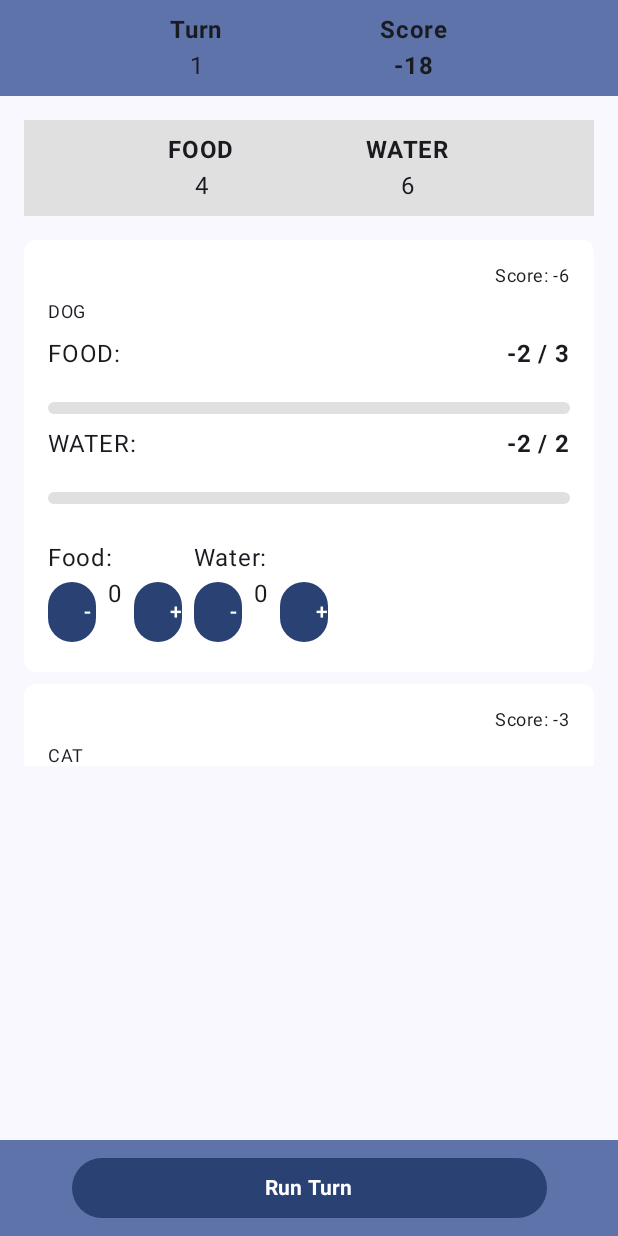
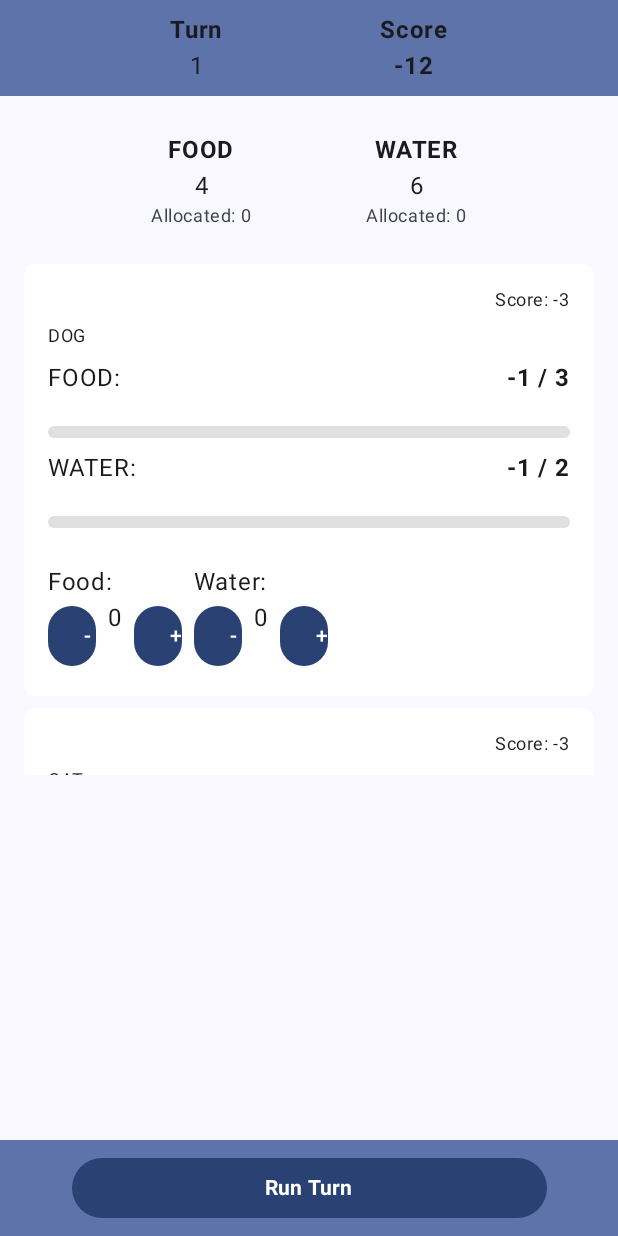
Before and after one commit to fergonzr/entrega04-mobapps, an Android app built with Jetpack Compose: the screen it shows after launch (MainActivity), after a tap on "Run Turn", on a phone screen of 412 x 824 dp. Run offline under Robolectric (Android 15) with nearby library versions, the light colour scheme and no system bars; 1 statement that could not run was skipped.

Commit message:
Disallow allocating more resources than there are on stock

```diff
--- a/app/src/main/java/com/example/angelorphanage/domain/GameState.kt
+++ b/app/src/main/java/com/example/angelorphanage/domain/GameState.kt
@@ -28,6 +28,14 @@ data class GameState(
     fun run(allocation: List<Map<ResourceType, Int>>): GameState {
         if (allocation.size > this.scorers.size)
             throw IllegalArgumentException("Can't allocate to more than ${this.scorers.size} scorers")
+
+        // Calculate how many resources we are left with
+        val newResources = this.currentResources - allocation
+            .reduce { acc, it -> acc + it }
+
+        // Verify we don't go into the negatives in any of them
+        if (newResources.any { it.value < 0 })
+            throw IllegalArgumentException("Can't allocate more resources than there are on stock.")
 
         // Process each scorer to create new instances with updated state
         val newScorers = this.scorers.mapIndexed { index, scorer ->
@@ -65,7 +73,7 @@ data class GameState(
             score = newScore,
             elapsedTurns = this.elapsedTurns + 1,
             scorers = finalScorers.try_adquire_new(this.get_parameters()),
-            currentResources = this.currentResources
+            currentResources = newResources
                 .map { it.key to (it.value + it.key.generate(this.get_parameters())) }
                 .associate { it }
         )
@@ -103,4 +111,14 @@ data class GameState(
             return this + newScorer
         return this
     }
+
+    private operator fun Map<ResourceType, Int>.plus(other: Map<ResourceType, Int>): Map<ResourceType, Int> =
+        this.keys
+            .map { Pair(it, this[it]!! + other.getOrDefault(it, 0)) }
+            .associate { it }
+
+    private operator fun Map<ResourceType, Int>.minus(other: Map<ResourceType, Int>): Map<ResourceType, Int> =
+        this.keys
+            .map { Pair(it, this[it]!! - other.getOrDefault(it, 0)) }
+            .associate { it }
 }
--- a/app/src/main/java/com/example/angelorphanage/domain/ScorerInstance.kt
+++ b/app/src/main/java/com/example/angelorphanage/domain/ScorerInstance.kt
@@ -28,7 +28,7 @@ data class ScorerInstance(
     fun tickdown(parameters: GameParameters): ScorerInstance {
         val newMeters = this.type
             .tickdown_meters(parameters, this.meters)
-            .map { it.key to min(
+            .map { it.key to max(
                     (this.meters.getOrDefault(it.key, 0) - it.value),
                     this.type.meterLimits[it.key]!!.first
                 )
@@ -65,7 +65,7 @@ data class ScorerInstance(
     fun allocate(resources: Map<ResourceType, Int>): ScorerInstance {
         val newMeters = ResourceType.entries.associateWith { resType ->
             // The amount of resources to be allocated is hard-capped by the type's upper meter limit
-            max(
+            min(
                 this.meters[resType]!! + resources.getOrDefault(resType, 0),
                 this.type.meterLimits[resType]!!.second
             )
--- a/app/src/main/java/com/example/angelorphanage/ui/GameScreen.kt
+++ b/app/src/main/java/com/example/angelorphanage/ui/GameScreen.kt
@@ -41,6 +41,13 @@ fun GameScreen() {
     var gameState by remember { mutableStateOf(GameState()) }
     var allocationMap by remember { mutableStateOf<List<Map<ResourceType, Int>>>(List(gameState.scorers.size) { emptyMap() }) }
 
+    // Calculate total allocated resources
+    val totalAllocated = remember(allocationMap) {
+        allocationMap.fold(emptyMap<ResourceType, Int>()) { acc, map ->
+            acc + map.mapValues { (key, value) -> (acc[key] ?: 0) + value }
+        }
+    }
+
     Scaffold(
         modifier = Modifier.fillMaxSize(),
         topBar = {
@@ -63,11 +70,15 @@ fun GameScreen() {
                 .padding(innerPadding)
                 .padding(16.dp)
         ) {
-            ResourceDisplay(currentResources = gameState.currentResources)
+            ResourceDisplay(
+                currentResources = gameState.currentResources,
+                totalAllocated = totalAllocated
+            )
             Spacer(modifier = Modifier.height(16.dp))
             ScorerList(
                 scorers = gameState.scorers,
                 currentResources = gameState.currentResources,
+                totalAllocated = totalAllocated,
                 allocationMap = allocationMap,
                 onUpdateAllocation = { index, newAllocation ->
                     // Update the allocation for specific scorer
@@ -119,11 +130,10 @@ fun GameBottomBar(onRunTurn: () -> Unit) {
 }
 
 @Composable
-fun ResourceDisplay(currentResources: Map<ResourceType, Int>) {
+fun ResourceDisplay(currentResources: Map<ResourceType, Int>, totalAllocated: Map<ResourceType, Int>) {
     Row(
         modifier = Modifier
             .fillMaxWidth()
-            .background(Color(0xFFE0E0E0))
             .padding(8.dp),
         horizontalArrangement = Arrangement.SpaceEvenly
     ) {
@@ -131,6 +141,11 @@ fun ResourceDisplay(currentResources: Map<ResourceType, Int>) {
             Column(horizontalAlignment = Alignment.CenterHorizontally) {
                 Text(resourceType.name.replace("_", " "), fontWeight = FontWeight.Bold)
                 Text(text = currentResources[resourceType].toString())
+                Text(
+                    text = "Allocated: ${totalAllocated[resourceType] ?: 0}",
+                    style = MaterialTheme.typography.bodySmall,
+                    color = MaterialTheme.colorScheme.secondary
+                )
             }
         }
     }
@@ -140,6 +155,7 @@ fun ResourceDisplay(currentResources: Map<ResourceType, Int>) {
 fun ScorerList(
     scorers: List<ScorerInstance>,
     currentResources: Map<ResourceType, Int>,
+    totalAllocated: Map<ResourceType, Int>,
     allocationMap: List<Map<ResourceType, Int>>,
     onUpdateAllocation: (Int, Map<ResourceType, Int>) -> Unit
 ) {
@@ -152,6 +168,7 @@ fun ScorerList(
                 index = index,
                 scorer = scorer,
                 currentResources = currentResources,
+                totalAllocated = totalAllocated,
                 currentAllocation = allocationMap.getOrElse(index) { emptyMap() },
                 onUpdateAllocation = { newAllocation ->
                     onUpdateAllocation(index, newAllocation)
@@ -166,12 +183,22 @@ fun ScorerCard(
     index: Int,
     scorer: ScorerInstance,
     currentResources: Map<ResourceType, Int>,
+    totalAllocated: Map<ResourceType, Int>,
     currentAllocation: Map<ResourceType, Int>,
     onUpdateAllocation: (Map<ResourceType, Int>) -> Unit
 ) {
     // Get current allocation values
     val currentFood = currentAllocation[ResourceType.FOOD] ?: 0
     val currentWater = currentAllocation[ResourceType.WATER] ?: 0
+
+    // Calculate if we can allocate more of each resource
+    val availableFood = currentResources[ResourceType.FOOD] ?: 0
+    val availableWater = currentResources[ResourceType.WATER] ?: 0
+    val allocatedFood = totalAllocated[ResourceType.FOOD] ?: 0
+    val allocatedWater = totalAllocated[ResourceType.WATER] ?: 0
+
+    val canAllocateMoreFood = allocatedFood < availableFood
+    val canAllocateMoreWater = allocatedWater < availableWater
 
     Column(
         modifier = Modifier
@@ -278,7 +305,8 @@ fun ScorerCard(
                                     ResourceType.WATER to currentWater
                                 ))
                             },
-                            modifier = Modifier.width(32.dp)
+                            modifier = Modifier.width(32.dp),
+                            enabled = canAllocateMoreFood
                         ) {
                             Text("+")
                         }
@@ -309,7 +337,8 @@ fun ScorerCard(
                                     ResourceType.WATER to currentWater + 1
                                 ))
                             },
-                            modifier = Modifier.width(32.dp)
+                            modifier = Modifier.width(32.dp),
+                            enabled = canAllocateMoreWater
                         ) {
                             Text("+")
                         }
```
